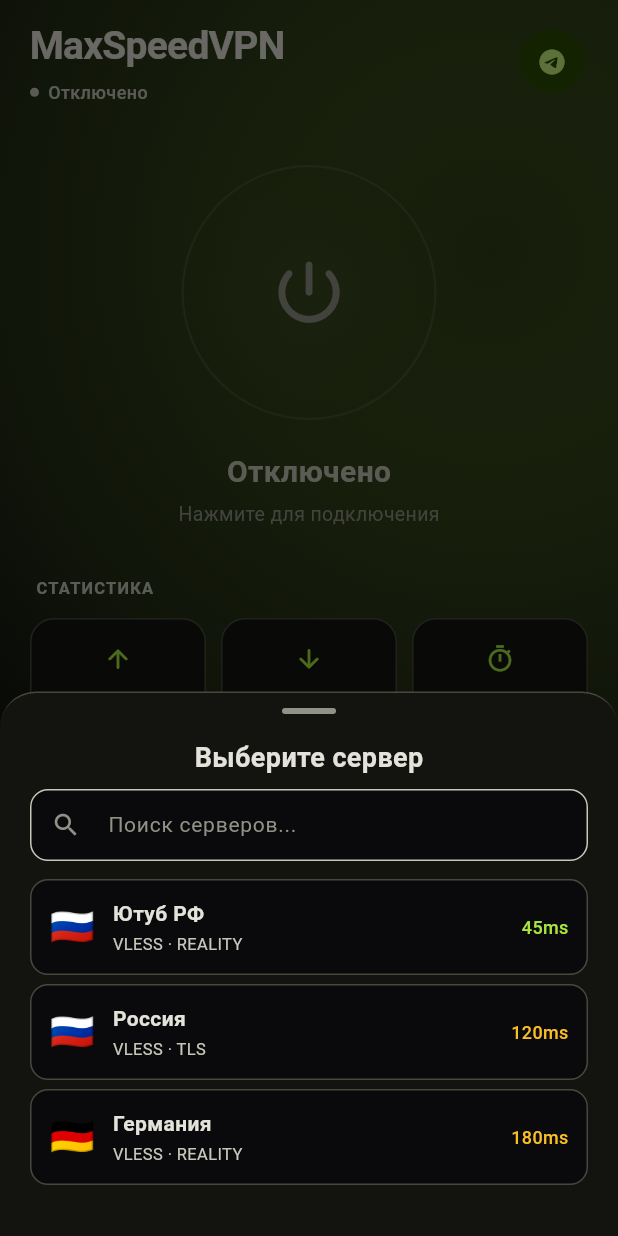
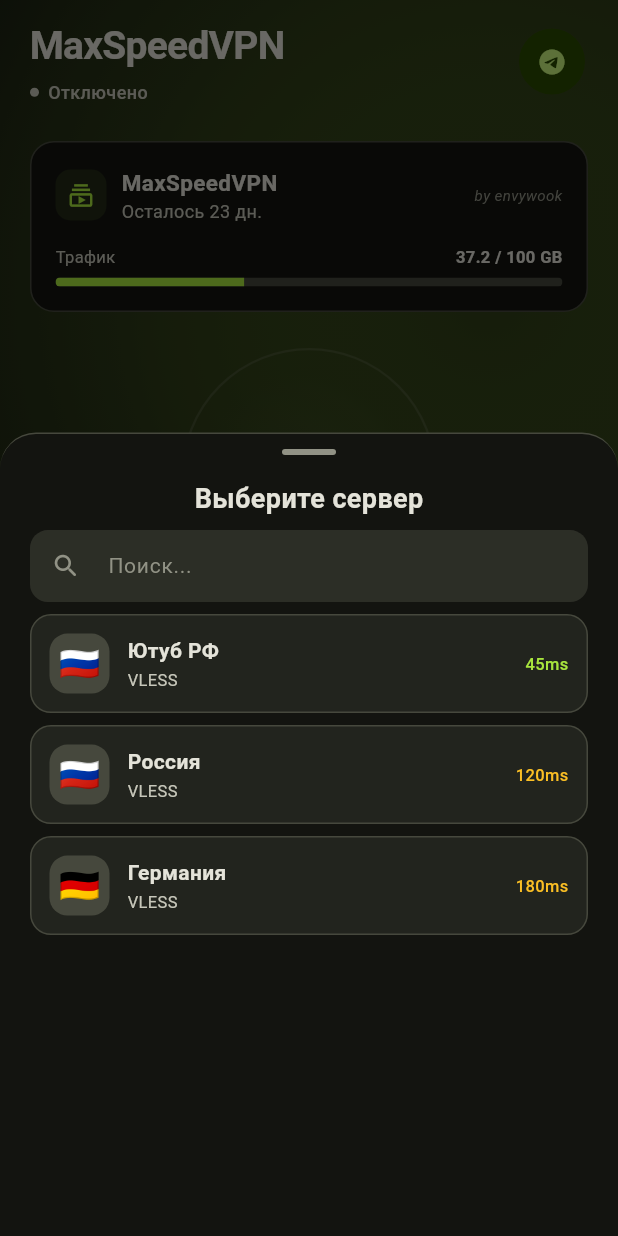
Before and after one commit to justcheburek0-design/maxspeed_vpn, a Flutter app: the screen it shows after launch, after a tap on the "power settings new" icon, on a phone screen of 412 x 824 dp. Run offline on Flutter 3.47's test engine with Material 3 defaults, Android fonts, the phone set to English and light mode, and no system bars; our stand-ins replace package_info_plus, shared_preferences; missing offline and left inert: flutter_singbox_vpn; network calls fail.

Commit message:
feat: INCY v3.2.1 redesign — home, servers, settings screens
- home_screen.dart: subscription card with traffic bar, server picker bottom sheet, stats section
- servers_screen.dart: INCY-style server list with protocol badges, subscription card
- settings_screen.dart: added 'Design by envywook' attribution
- pubspec.yaml: version bump 1.0.0+1 → 1.1.0+2

Design: dark theme #0A0A0D bg, #A8E63D accent, Material3 components

```diff
--- a/lib/presentation/screens/home_screen.dart
+++ b/lib/presentation/screens/home_screen.dart
@@ -1,4 +1,3 @@
-import 'dart:math' as math;
 import 'package:flutter/material.dart';
 import 'package:url_launcher/url_launcher.dart';
 import '../../core/theme/app_themes.dart';
@@ -78,7 +77,9 @@
             child: Column(
               children: [
                 _buildHeader(context, theme),
-                const SizedBox(height: 40),
+                const SizedBox(height: 24),
+                _buildSubscriptionCard(context, theme),
+                const SizedBox(height: 24),
                 _buildPowerSection(context, theme),
                 const SizedBox(height: 32),
                 _buildStatsSection(context, theme),
@@ -165,6 +166,100 @@
           style: TextStyle(fontSize: 12, color: color, fontWeight: FontWeight.w500),
         ),
       ],
+    );
+  }
+
+  /// INCY-style subscription card with traffic data
+  Widget _buildSubscriptionCard(BuildContext ctx, AppTheme theme) {
+    // Demo subscription data — in production comes from VpnService
+    final subName = 'MaxSpeedVPN';
+    final daysLeft = 23;
+    final totalGB = 100.0;
+    final usedGB = 37.2;
+    final progress = (usedGB / totalGB).clamp(0.0, 1.0);
+
+    return Container(
+      padding: const EdgeInsets.all(16),
+      decoration: BoxDecoration(
+        color: theme.surface,
+        borderRadius: BorderRadius.circular(16),
+        border: Border.all(color: theme.outlineVariant),
+      ),
+      child: Column(
+        crossAxisAlignment: CrossAxisAlignment.start,
+        children: [
+          Row(
+            children: [
+              Container(
+                padding: const EdgeInsets.all(8),
+                decoration: BoxDecoration(
+                  color: theme.primary.withValues(alpha: 0.1),
+                  borderRadius: BorderRadius.circular(10),
+                ),
+                child: Icon(Icons.subscriptions_outlined, color: theme.primary, size: 18),
+              ),
+              const SizedBox(width: 10),
+              Expanded(
+                child: Column(
+                  crossAxisAlignment: CrossAxisAlignment.start,
+                  children: [
+                    Text(
+                      subName,
+                      style: TextStyle(
+                        fontSize: 15,
+                        fontWeight: FontWeight.w600,
+                        color: theme.onSurface,
+                      ),
+                    ),
+                    Text(
+                      'Осталось $daysLeft дн.',
+                      style: TextStyle(
+                        fontSize: 12,
+                        color: daysLeft < 7 ? theme.error : theme.onSurfaceVariant,
+                      ),
+                    ),
+                  ],
+                ),
+              ),
+              Text(
+                'by envywook',
+                style: TextStyle(
+                  fontSize: 10,
+                  color: theme.outline,
+                  fontStyle: FontStyle.italic,
+                ),
+              ),
+            ],
+          ),
+          const SizedBox(height: 14),
+          // Traffic bar
+          Row(
+            mainAxisAlignment: MainAxisAlignment.spaceBetween,
+            children: [
+              Text(
+                'Трафик',
+                style: TextStyle(fontSize: 11, color: theme.onSurfaceVariant),
+              ),
+              Text(
+                '${usedGB.toStringAsFixed(1)} / ${totalGB.toStringAsFixed(0)} GB',
+                style: TextStyle(fontSize: 11, fontWeight: FontWeight.w600, color: theme.onSurface),
+              ),
+            ],
+          ),
+          const SizedBox(height: 6),
+          ClipRRect(
+            borderRadius: BorderRadius.circular(4),
+            child: LinearProgressIndicator(
+              value: progress,
+              minHeight: 6,
+              backgroundColor: theme.surfaceVariant,
+              valueColor: AlwaysStoppedAnimation<Color>(
+                progress > 0.8 ? theme.error : theme.primary,
+              ),
+            ),
+          ),
+        ],
+      ),
     );
   }
 
@@ -428,7 +523,6 @@
   String _search = '';
 
   List<VpnServer> get _servers {
-    // Get servers from service or use demo
     final demo = [
       VpnServer(
         id: 'demo1', name: 'Ютуб РФ', address: '1.2.3.4', port: 443,
@@ -481,7 +575,6 @@
       child: Column(
         mainAxisSize: MainAxisSize.min,
         children: [
-          // Handle
           Container(
             margin: const EdgeInsets.only(top: 10),
             width: 36,
@@ -508,14 +601,14 @@
               onChanged: (v) => setState(() => _search = v),
               style: TextStyle(color: theme.onSurface, fontSize: 14),
               decoration: InputDecoration(
-                hintText: 'Поиск серверов...',
-                hintStyle: TextStyle(color: theme.outline),
-                prefixIcon: Icon(Icons.search, color: theme.outline, size: 20),
+                hintText: 'Поиск...',
+                hintStyle: TextStyle(color: theme.outline, fontSize: 14),
+                prefixIcon: Icon(Icons.search_rounded, color: theme.outline, size: 20),
                 filled: true,
-                fillColor: theme.bgPrimary,
+                fillColor: theme.surfaceVariant.withValues(alpha: 0.5),
                 border: OutlineInputBorder(
                   borderRadius: BorderRadius.circular(12),
-                  borderSide: BorderSide(color: theme.outlineVariant),
+                  borderSide: BorderSide.none,
                 ),
                 contentPadding: const EdgeInsets.symmetric(horizontal: 14, vertical: 10),
               ),
@@ -524,50 +617,70 @@
           const SizedBox(height: 8),
           Flexible(
             child: ListView.builder(
-              shrinkWrap: true,
-              padding: const EdgeInsets.fromLTRB(20, 4, 20, 20 + 8),
+              padding: EdgeInsets.fromLTRB(20, 0, 20, bottomPad + 16),
               itemCount: servers.length,
               itemBuilder: (c, i) {
                 final server = servers[i];
-                final pingColor = server.ping != null
-                    ? (server.ping! < 100 ? theme.success : server.ping! < 300 ? theme.warning : theme.error)
-                    : theme.outline;
                 return Padding(
-                  padding: const EdgeInsets.only(bottom: 6),
+                  padding: const EdgeInsets.only(bottom: 8),
                   child: Material(
                     color: Colors.transparent,
                     child: InkWell(
                       onTap: () {
-                        widget.vpnService.connect(server).then((success) {
-                          if (success && context.mounted) {
-                            Navigator.pop(context);
-                          }
-                        });
+                        widget.vpnService.connect(server);
+                        Navigator.pop(context);
                       },
-                      borderRadius: BorderRadius.circular(12),
+                      borderRadius: BorderRadius.circular(14),
                       child: Container(
                         padding: const EdgeInsets.all(12),
                         decoration: BoxDecoration(
-                          borderRadius: BorderRadius.circular(12),
-                          color: theme.bgPrimary,
+                          borderRadius: BorderRadius.circular(14),
+                          color: theme.surfaceVariant.withValues(alpha: 0.3),
                           border: Border.all(color: theme.outlineVariant),
                         ),
                         child: Row(
                           children: [
-                            Text(server.flag ?? '🌐', style: const TextStyle(fontSize: 24)),
+                            Container(
+                              width: 40,
+                              height: 40,
+                              decoration: BoxDecoration(
+                                color: theme.surfaceVariant,
+                                borderRadius: BorderRadius.circular(12),
+                              ),
+                              child: Center(
+                                child: Text(server.flag ?? '🌐', style: const TextStyle(fontSize: 22)),
+                              ),
+                            ),
                             const SizedBox(width: 12),
                             Expanded(
                               child: Column(
                                 crossAxisAlignment: CrossAxisAlignment.start,
                                 children: [
-                                  Text(server.name, style: TextStyle(fontSize: 14, fontWeight: FontWeight.w600, color: theme.onSurface)),
+                                  Text(
+                                    server.name,
+                                    style: TextStyle(
+                                      fontSize: 14,
+                                      fontWeight: FontWeight.w600,
+                                      color: theme.onSurface,
+                                    ),
+                                  ),
                                   const SizedBox(height: 2),
-                                  Text('${server.protocol.displayName} · ${server.security.displayName}', style: TextStyle(fontSize: 11, color: theme.onSurfaceVariant)),
+                                  Text(
+                                    server.protocol.displayName,
+                                    style: TextStyle(fontSize: 11, color: theme.onSurfaceVariant),
+                                  ),
                                 ],
                               ),
                             ),
                             if (server.ping != null)
-                              Text('${server.ping}ms', style: TextStyle(fontSize: 12, fontWeight: FontWeight.w500, color: pingColor)),
+                              Text(
+                                '${server.ping}ms',
+                                style: TextStyle(
+                                  fontSize: 11,
+                                  fontWeight: FontWeight.w500,
+                                  color: _pingColor(server.ping!),
+                                ),
+                              ),
                           ],
                         ),
                       ),
@@ -577,9 +690,14 @@
               },
             ),
           ),
-          SizedBox(height: bottomPad),
         ],
       ),
     );
   }
+
+  Color _pingColor(int ping) {
+    if (ping < 100) return const Color(0xFFA8E63D);
+    if (ping < 300) return const Color(0xFFFBBF24);
+    return const Color(0xFFFF7043);
+  }
 }
--- a/lib/presentation/screens/servers_screen.dart
+++ b/lib/presentation/screens/servers_screen.dart
@@ -35,7 +35,6 @@
     final subName = prefs.getString('subscription_name') ?? 'MaxSpeedVPN';
     final subExpiry = prefs.getString('subscription_expiry') ?? '';
 
-    // Try loading servers from subscription URL first
     if (subUrl.isNotEmpty) {
       try {
         final servers = await _fetchSubscription(subUrl);
@@ -49,7 +48,6 @@
               expiresAt: subExpiry.isNotEmpty ? DateTime.tryParse(subExpiry) : null,
             ),
           ];
-          // Persist raw server links
           await prefs.setStringList('servers', servers.map((s) => s.rawConfig['link'] as String? ?? '').where((l) => l.isNotEmpty).toList());
           setState(() => _loading = false);
           return;
@@ -59,7 +57,6 @@
       }
     }
 
-    // Fallback: load cached server links from SharedPreferences
     final cachedLinks = prefs.getStringList('servers') ?? [];
     if (cachedLinks.isNotEmpty) {
       _servers = cachedLinks
@@ -68,7 +65,6 @@
           .toList();
     }
 
-    // If nothing loaded, show demo
     if (_servers.isEmpty) {
       _servers = _demoServers();
     }
@@ -83,20 +79,6 @@
       return SubscriptionParser.parse(body);
     }
     return [];
-  }
-
-  int _parseDataSize(String data) {
-    if (data.isEmpty) return 0;
-    final match = RegExp(r'(\d+\.?\d*)\s*(GB|MB|KB|B)', caseSensitive: false).firstMatch(data);
-    if (match == null) return 0;
-    final value = double.tryParse(match.group(1) ?? '0') ?? 0;
-    final unit = match.group(2)?.toUpperCase() ?? 'B';
-    switch (unit) {
-      case 'GB': return (value * 1024 * 1024 * 1024).toInt();
-      case 'MB': return (value * 1024 * 1024).toInt();
-      case 'KB': return (value * 1024).toInt();
-      default: return value.toInt();
-    }
   }
 
   List<VpnServer> _demoServers() {
@@ -445,7 +427,6 @@
   }
 
   void _connect(VpnServer server) {
-    // Set active server and connect
     widget.vpnService.connect(server).then((success) {
       if (!success && mounted) {
         ScaffoldMessenger.of(context).showSnackBar(
@@ -456,6 +437,5 @@
         );
       }
     });
-    // Don't pop — this screen is inside IndexedStack, not a pushed route
   }
 }
--- a/lib/presentation/screens/settings_screen.dart
+++ b/lib/presentation/screens/settings_screen.dart
@@ -173,7 +173,9 @@
             _infoTile(theme, 'Протокол', 'VLESS / REALITY'),
             Divider(color: theme.outlineVariant, height: 1, indent: 16, endIndent: 16),
             _infoTile(theme, 'Engine', 'sing-box v1.13'),
-          ]),
+            Divider(color: theme.outlineVariant, height: 1, indent: 16, endIndent: 16),
+            _infoTile(theme, 'Design', 'by envywook'),
+          ],
         ),
       ],
     );
--- a/pubspec.yaml
+++ b/pubspec.yaml
@@ -1,7 +1,7 @@
 name: maxspeed_vpn
 description: "MaxSpeedVPN — fast, modern VPN client built with Flutter + sing-box"
 publish_to: 'none'
-version: 1.0.0+1
+version: 1.1.0+2
 
 environment:
   sdk: ^3.9.2
```
